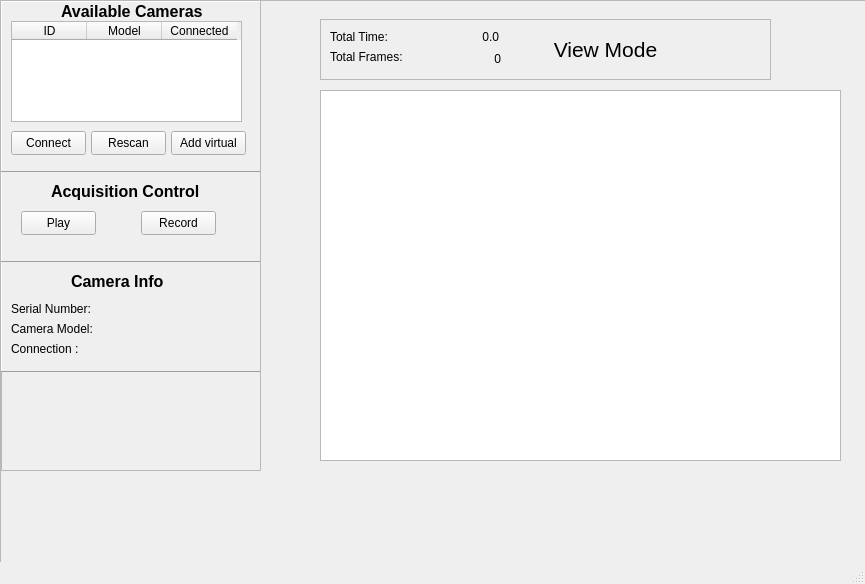
The window that src/mainwindow.ui (paulmthompson/CameraViewer) describes before a commit, drawn with Qt 5.
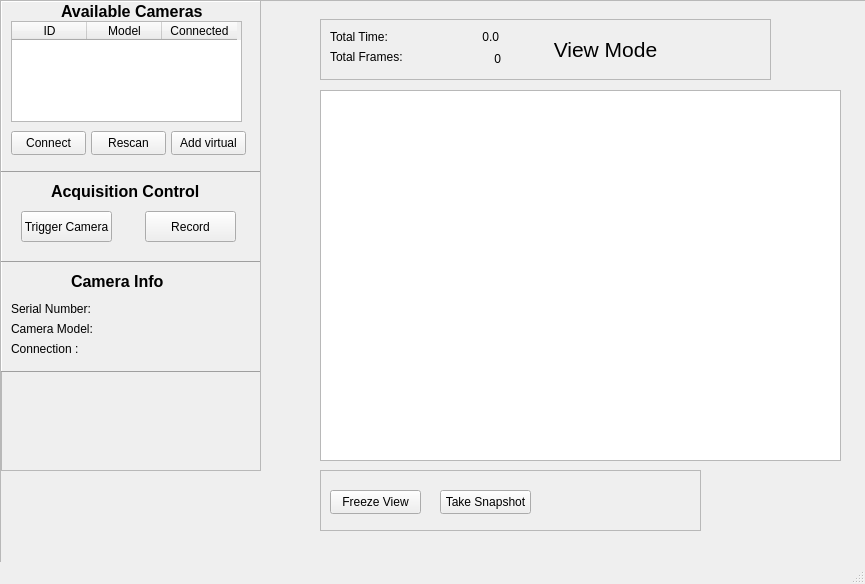
The same window after the commit.

Commit message: separate state variables for recording, acquisition, and software trigger

Diff of the .ui file:
```diff
--- a/src/mainwindow.ui
+++ b/src/mainwindow.ui
@@ -227,32 +227,32 @@
           <string>Acquisition Control</string>
          </property>
         </widget>
-        <widget class="QPushButton" name="play_button">
-         <property name="geometry">
-          <rect>
-           <x>20</x>
-           <y>40</y>
-           <width>75</width>
-           <height>24</height>
-          </rect>
-         </property>
-         <property name="text">
-          <string>Play</string>
-         </property>
-        </widget>
         <widget class="QPushButton" name="record_button">
          <property name="geometry">
           <rect>
-           <x>140</x>
+           <x>144</x>
            <y>40</y>
-           <width>75</width>
-           <height>24</height>
+           <width>91</width>
+           <height>31</height>
           </rect>
          </property>
          <property name="text">
           <string>Record</string>
          </property>
         </widget>
+        <widget class="QPushButton" name="start_cam_button">
+         <property name="geometry">
+          <rect>
+           <x>20</x>
+           <y>40</y>
+           <width>91</width>
+           <height>31</height>
+          </rect>
+         </property>
+         <property name="text">
+          <string>Trigger Camera</string>
+         </property>
+        </widget>
        </widget>
        <widget class="QFrame" name="frame_2">
         <property name="geometry">
@@ -509,6 +509,48 @@
       </property>
      </widget>
     </widget>
+    <widget class="QFrame" name="viewer_frame">
+     <property name="geometry">
+      <rect>
+       <x>320</x>
+       <y>470</y>
+       <width>381</width>
+       <height>61</height>
+      </rect>
+     </property>
+     <property name="frameShape">
+      <enum>QFrame::StyledPanel</enum>
+     </property>
+     <property name="frameShadow">
+      <enum>QFrame::Raised</enum>
+     </property>
+     <widget class="QPushButton" name="view_button">
+      <property name="geometry">
+       <rect>
+        <x>10</x>
+        <y>20</y>
+        <width>91</width>
+        <height>24</height>
+       </rect>
+      </property>
+      <property name="text">
+       <string>Freeze View</string>
+      </property>
+     </widget>
+     <widget class="QPushButton" name="snapshot_button">
+      <property name="geometry">
+       <rect>
+        <x>120</x>
+        <y>20</y>
+        <width>91</width>
+        <height>24</height>
+       </rect>
+      </property>
+      <property name="text">
+       <string>Take Snapshot</string>
+      </property>
+     </widget>
+    </widget>
    </widget>
   </widget>
   <widget class="QMenuBar" name="menubar">
```
The commit also changes 7 other files.
